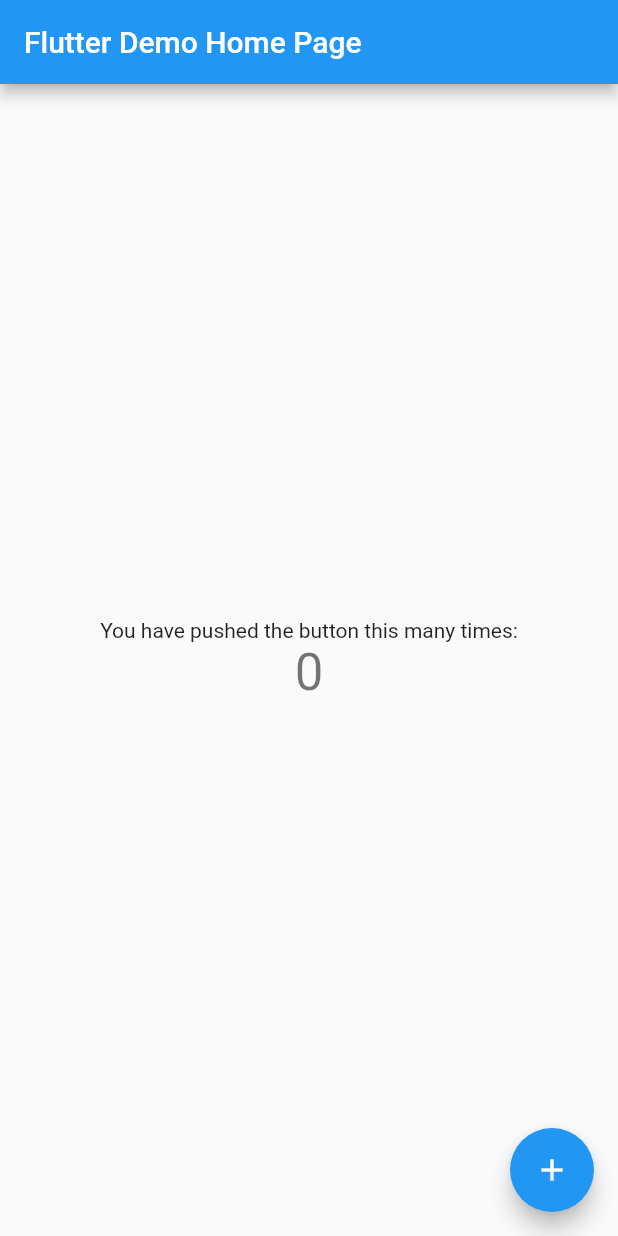
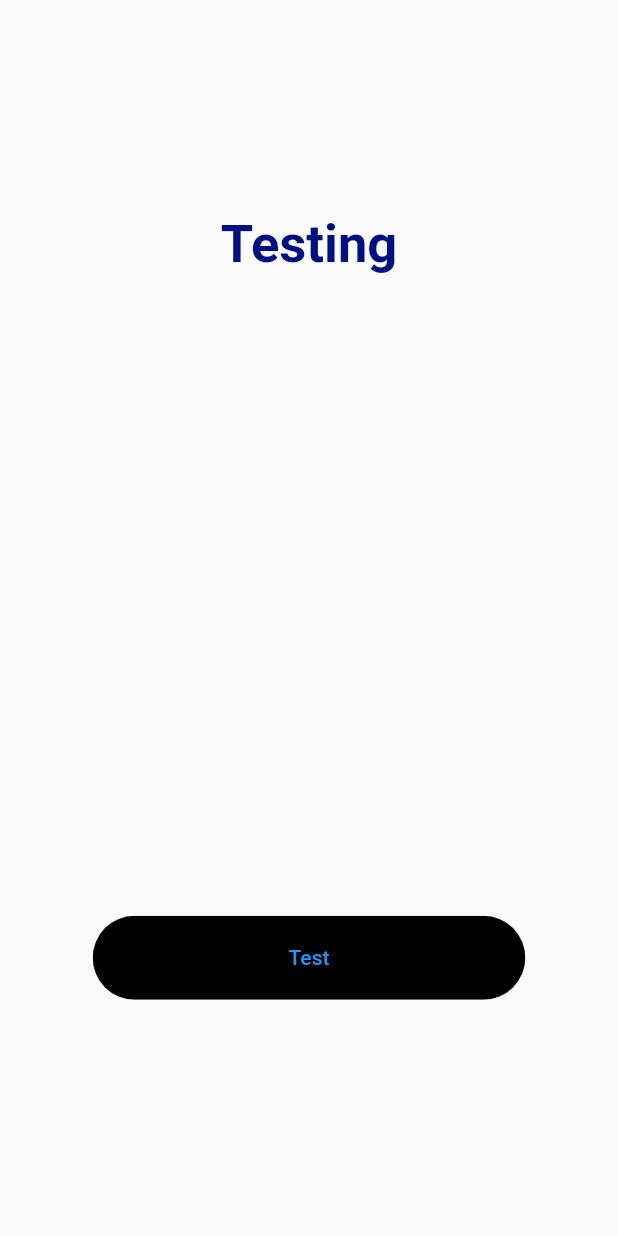
Before and after one commit to esundbla/UniTrail, a Flutter app: the screen it shows after launch, on a phone screen of 412 x 824 dp. Run offline on Flutter 3.47's test engine with Material 2 defaults, Android fonts, the phone set to English and light mode, and no system bars; our stand-ins replace firebase_core; accounts and stored records are empty.

Commit message:
Created testing environment for backend

```diff
--- /dev/null
+++ b/unitrail/lib/BackEndTesting/Testing.dart
@@ -0,0 +1,38 @@
+import 'package:flutter/material.dart';
+import 'components/rounded_button.dart';
+
+class BackendTesting extends StatefulWidget {
+  const BackendTesting({super.key});
+
+  @override
+  _BackendTestingState createState() => _BackendTestingState();
+}
+
+class _BackendTestingState extends State<BackendTesting> {
+  @override
+  Widget build(BuildContext context) {
+    Size size = MediaQuery.of(context).size; // This provides the total width and height of our screen
+    return Scaffold(
+      body: Center(
+        child: Column(
+          mainAxisSize: MainAxisSize.min,
+          children: <Widget>[
+            const Text(
+              "Testing",
+              style: TextStyle(
+                color: Color.fromARGB(255, 1, 16, 129),
+                fontSize: 35,
+                fontWeight: FontWeight.bold,
+              ),
+            ),
+            SizedBox(height: size.height * 0.5),
+            RoundedButton(
+              text: "Test",
+              press: () {},
+            ),
+          ],
+        ),
+      ),
+    );
+  }
+}
--- /dev/null
+++ b/unitrail/lib/BackEndTesting/components/rounded_button.dart
@@ -0,0 +1,54 @@
+import "package:flutter/material.dart";
+
+// creates a rounded button with required parameters {text: text on button, press: button action}
+
+class RoundedButton extends StatelessWidget {
+  final String text;
+  final VoidCallback press;
+  final Color color, textColor;
+  const RoundedButton({
+    Key? key,
+    required this.text,
+    required this.press,
+    this.color = const Color.fromARGB(255, 255, 255, 255),
+    this.textColor = const Color.fromARGB(255, 0, 0, 0),
+  }) : super(key: key);
+
+  @override
+  Widget build(BuildContext context) {
+    Size size = MediaQuery.of(context).size;
+    return Padding(
+      padding: const EdgeInsets.all(15.0),
+      child: SizedBox(
+        width: size.width * 0.7,
+        child: ClipRRect(
+          borderRadius: BorderRadius.circular(29),
+          child: Stack(
+            children: <Widget>[
+              Positioned.fill(
+                child: Container(
+                  height: 50,
+                  decoration: BoxDecoration(
+                    color: color,
+                  ),
+                ),
+              ),
+              TextButton(
+                style: TextButton.styleFrom(
+                  padding:
+                      const EdgeInsets.symmetric(vertical: 20, horizontal: 40),
+                  backgroundColor: textColor,
+                  minimumSize: const Size.fromHeight(50),
+                ),
+                onPressed: press,
+                child: Text(
+                  text,
+                ),
+              ),
+            ],
+          ),
+        ),
+      ),
+    );
+  }
+}
--- a/unitrail/lib/main.dart
+++ b/unitrail/lib/main.dart
@@ -1,5 +1,6 @@
 import 'package:flutter/material.dart';
 import 'package:firebase_core/firebase_core.dart';
+import 'package:unitrail/BackEndTesting/Testing.dart';
 import 'firebase_options.dart';
 
 Future main() async {
@@ -7,7 +8,7 @@
   await Firebase.initializeApp(
     options: DefaultFirebaseOptions.currentPlatform,
   );
-  runApp(const MyApp());
+  runApp( const MyApp());
 }
 
 class MyApp extends StatelessWidget {
@@ -17,105 +18,11 @@
   @override
   Widget build(BuildContext context) {
     return MaterialApp(
-      title: 'Flutter Demo',
+      title: 'UniTrail',
       theme: ThemeData(
-        // This is the theme of your application.
-        //
-        // Try running your application with "flutter run". You'll see the
-        // application has a blue toolbar. Then, without quitting the app, try
-        // changing the primarySwatch below to Colors.green and then invoke
-        // "hot reload" (press "r" in the console where you ran "flutter run",
-        // or simply save your changes to "hot reload" in a Flutter IDE).
-        // Notice that the counter didn't reset back to zero; the application
-        // is not restarted.
         primarySwatch: Colors.blue,
       ),
-      home: const MyHomePage(title: 'Flutter Demo Home Page'),
+      home: const BackendTesting(),
     );
   }
 }
-
-class MyHomePage extends StatefulWidget {
-  const MyHomePage({super.key, required this.title});
-
-  // This widget is the home page of your application. It is stateful, meaning
-  // that it has a State object (defined below) that contains fields that affect
-  // how it looks.
-
-  // This class is the configuration for the state. It holds the values (in this
-  // case the title) provided by the parent (in this case the App widget) and
-  // used by the build method of the State. Fields in a Widget subclass are
-  // always marked "final".
-
-  final String title;
-
-  @override
-  State<MyHomePage> createState() => _MyHomePageState();
-}
-
-class _MyHomePageState extends State<MyHomePage> {
-  int _counter = 0;
-
-  void _incrementCounter() {
-    setState(() {
-      // This call to setState tells the Flutter framework that something has
-      // changed in this State, which causes it to rerun the build method below
-      // so that the display can reflect the updated values. If we changed
-      // _counter without calling setState(), then the build method would not be
-      // called again, and so nothing would appear to happen.
-      _counter++;
-    });
-  }
-
-  @override
-  Widget build(BuildContext context) {
-    // This method is rerun every time setState is called, for instance as done
-    // by the _incrementCounter method above.
-    //
-    // The Flutter framework has been optimized to make rerunning build methods
-    // fast, so that you can just rebuild anything that needs updating rather
-    // than having to individually change instances of widgets.
-    return Scaffold(
-      appBar: AppBar(
-        // Here we take the value from the MyHomePage object that was created by
-        // the App.build method, and use it to set our appbar title.
-        title: Text(widget.title),
-      ),
-      body: Center(
-        // Center is a layout widget. It takes a single child and positions it
-        // in the middle of the parent.
-        child: Column(
-          // Column is also a layout widget. It takes a list of children and
-          // arranges them vertically. By default, it sizes itself to fit its
-          // children horizontally, and tries to be as tall as its parent.
-          //
-          // Invoke "debug painting" (press "p" in the console, choose the
-          // "Toggle Debug Paint" action from the Flutter Inspector in Android
-          // Studio, or the "Toggle Debug Paint" command in Visual Studio Code)
-          // to see the wireframe for each widget.
-          //
-          // Column has various properties to control how it sizes itself and
-          // how it positions its children. Here we use mainAxisAlignment to
-          // center the children vertically; the main axis here is the vertical
-          // axis because Columns are vertical (the cross axis would be
-          // horizontal).
-          mainAxisAlignment: MainAxisAlignment.center,
-          children: <Widget>[
-            const Text(
-              'You have pushed the button this many times:',
-            ),
-            Text(
-              '$_counter',
-              style: Theme.of(context).textTheme.headline4,
-            ),
-          ],
-        ),
-      ),
-      floatingActionButton: FloatingActionButton(
-        onPressed: _incrementCounter,
-        tooltip: 'Increment',
-        child: const Icon(Icons.add),
-      ), // This trailing comma makes auto-formatting nicer for build methods.
-    );
-  }
-}
```
Also changed, not shown: 2 other files.
